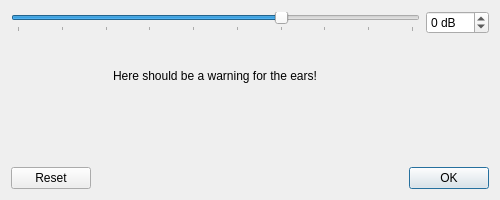
mumble-voip/mumble, file src/mumble/UserLocalVolume.ui: the form before one commit.
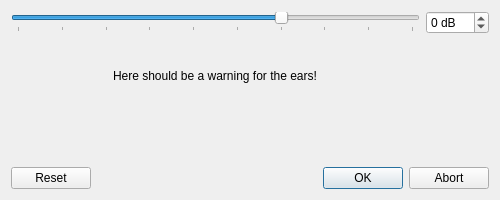
The form after the commit.

What changed in the file:
```diff
--- a/src/mumble/UserLocalVolume.ui
+++ b/src/mumble/UserLocalVolume.ui
@@ -55,7 +55,7 @@
       <enum>Qt::Horizontal</enum>
      </property>
      <property name="standardButtons">
-      <set>QDialogButtonBox::Ok|QDialogButtonBox::Reset</set>
+      <set>QDialogButtonBox::Abort|QDialogButtonBox::Ok|QDialogButtonBox::Reset</set>
      </property>
      <property name="centerButtons">
       <bool>false</bool>
```
